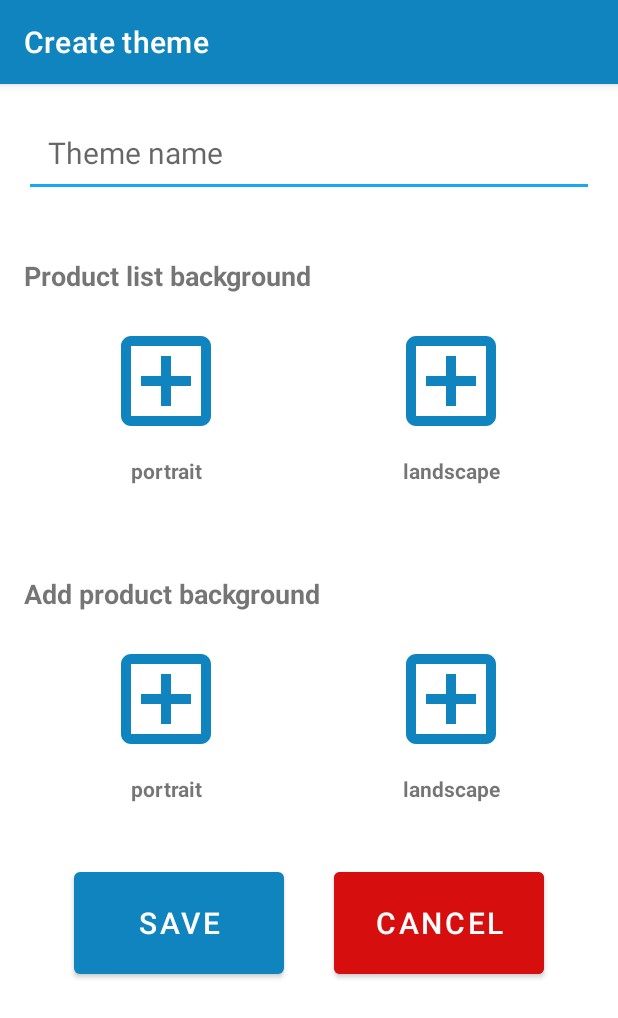
After one commit to natalia-mus/ShoppingList, an Android app: the CreateThemeActivity screen opened directly, with no data from a screen before it, on a phone screen of 412 x 824 dp. The commit adds this screen. Shown: the top 1018 px of the screen. Run offline under Robolectric (Android 15) with nearby library versions, the phone set to English and light mode, and no system bars.

Commit message:
Add theme renamed to Create theme

```diff
--- a/app/src/main/AndroidManifest.xml
+++ b/app/src/main/AndroidManifest.xml
@@ -25,8 +25,8 @@
             android:name=".view.ThemesActivity"
             android:label="@string/menu_item_themes" />
         <activity
-            android:name=".view.AddThemeActivity"
-            android:label="@string/add_theme" />
+            android:name=".view.CreateThemeActivity"
+            android:label="@string/create_theme" />
     </application>
 
 </manifest>
--- /dev/null
+++ b/app/src/main/java/com/example/shoppinglist/view/CreateThemeActivity.kt
@@ -0,0 +1,13 @@
+package com.example.shoppinglist.view
+
+import android.os.Bundle
+import androidx.appcompat.app.AppCompatActivity
+import com.example.shoppinglist.R
+
+class CreateThemeActivity : AppCompatActivity() {
+
+    override fun onCreate(savedInstanceState: Bundle?) {
+        super.onCreate(savedInstanceState)
+        setContentView(R.layout.activity_create_theme)
+    }
+}
--- a/app/src/main/java/com/example/shoppinglist/view/ThemesActivity.kt
+++ b/app/src/main/java/com/example/shoppinglist/view/ThemesActivity.kt
@@ -30,8 +30,8 @@ class ThemesActivity : AppCompatActivity(), ThemesActivityContract.ThemesActivit
             themes_list.layoutManager = LinearLayoutManager(this)
             themes_list.adapter = ThemesAdapter(this, themes, selectedThemeType, this)
 
-            themes_add_theme.setOnClickListener {
-                val intent = Intent(this, AddThemeActivity::class.java)
+            themes_create_theme.setOnClickListener {
+                val intent = Intent(this, CreateThemeActivity::class.java)
                 startActivity(intent)
             }
 
--- /dev/null
+++ b/app/src/main/res/drawable/ic_create_theme.xml
@@ -0,0 +1,5 @@
+<vector android:height="24dp" android:tint="#0F84BF"
+    android:viewportHeight="24" android:viewportWidth="24"
+    android:width="24dp" xmlns:android="http://schemas.android.com/apk/res/android">
+    <path android:fillColor="@android:color/white" android:pathData="M19,3L5,3c-1.11,0 -2,0.9 -2,2v14c0,1.1 0.89,2 2,2h14c1.1,0 2,-0.9 2,-2L21,5c0,-1.1 -0.9,-2 -2,-2zM19,19L5,19L5,5h14v14zM11,17h2v-4h4v-2h-4L13,7h-2v4L7,11v2h4z"/>
+</vector>
--- /dev/null
+++ b/app/src/main/res/layout/activity_create_theme.xml
@@ -0,0 +1,188 @@
+<?xml version="1.0" encoding="utf-8"?>
+<ScrollView xmlns:android="http://schemas.android.com/apk/res/android"
+    xmlns:app="http://schemas.android.com/apk/res-auto"
+    android:layout_width="match_parent"
+    android:layout_height="match_parent">
+
+    <androidx.constraintlayout.widget.ConstraintLayout
+        android:layout_width="match_parent"
+        android:layout_height="wrap_content"
+        android:padding="16dp">
+
+        <EditText
+            android:id="@+id/create_theme_name"
+            android:layout_width="match_parent"
+            android:layout_height="wrap_content"
+            android:hint="@string/theme_name"
+            android:padding="16dp"
+            android:textSize="20sp"
+            app:layout_constraintTop_toTopOf="parent" />
+
+        <TextView
+            android:id="@+id/create_theme_product_list"
+            android:layout_width="wrap_content"
+            android:layout_height="wrap_content"
+            android:layout_marginTop="40dp"
+            android:text="@string/product_list_background"
+            android:textSize="18sp"
+            android:textStyle="bold"
+            app:layout_constraintStart_toStartOf="parent"
+            app:layout_constraintTop_toBottomOf="@id/create_theme_name" />
+
+        <LinearLayout
+            android:id="@+id/create_theme_product_list_backgrounds"
+            android:layout_width="match_parent"
+            android:layout_height="wrap_content"
+            android:layout_marginTop="8dp"
+            android:orientation="horizontal"
+            android:weightSum="2"
+            app:layout_constraintTop_toBottomOf="@+id/create_theme_product_list">
+
+            <LinearLayout
+                android:layout_width="wrap_content"
+                android:layout_height="wrap_content"
+                android:layout_weight="1"
+                android:gravity="center"
+                android:orientation="vertical">
+
+                <ImageView
+                    android:id="@+id/create_theme_product_list_portrait"
+                    android:layout_width="80dp"
+                    android:layout_height="80dp"
+                    android:layout_gravity="center"
+                    android:layout_margin="10dp"
+                    android:scaleType="centerCrop"
+                    android:src="@drawable/ic_create_theme" />
+
+                <TextView
+                    android:layout_width="match_parent"
+                    android:layout_height="wrap_content"
+                    android:gravity="center"
+                    android:text="@string/portrait"
+                    android:textSize="14sp"
+                    android:textStyle="bold"
+                    app:layout_constraintStart_toStartOf="parent"
+                    app:layout_constraintTop_toTopOf="parent" />
+
+            </LinearLayout>
+
+            <LinearLayout
+                android:layout_width="wrap_content"
+                android:layout_height="wrap_content"
+                android:layout_weight="1"
+                android:gravity="center"
+                android:orientation="vertical">
+
+                <ImageView
+                    android:id="@+id/create_theme_product_list_landscape"
+                    android:layout_width="80dp"
+                    android:layout_height="80dp"
+                    android:layout_gravity="center"
+                    android:layout_margin="10dp"
+                    android:scaleType="centerCrop"
+                    android:src="@drawable/ic_create_theme" />
+
+                <TextView
+                    android:layout_width="match_parent"
+                    android:layout_height="wrap_content"
+                    android:gravity="center"
+                    android:text="@string/landscape"
+                    android:textSize="14sp"
+                    android:textStyle="bold"
+                    app:layout_constraintStart_toStartOf="parent"
+                    app:layout_constraintTop_toTopOf="parent" />
+
+            </LinearLayout>
+
+        </LinearLayout>
+
+        <TextView
+            android:id="@+id/create_theme_add_product"
+            android:layout_width="wrap_content"
+            android:layout_height="wrap_content"
+            android:layout_marginTop="60dp"
+            android:text="@string/add_product_background"
+            android:textSize="18sp"
+            android:textStyle="bold"
+            app:layout_constraintStart_toStartOf="parent"
+            app:layout_constraintTop_toBottomOf="@id/create_theme_product_list_backgrounds" />
+
+        <LinearLayout
+            android:id="@+id/create_theme_add_product_backgrounds"
+            android:layout_width="match_parent"
+            android:layout_height="wrap_content"
+            android:layout_marginTop="8dp"
+            android:orientation="horizontal"
+            android:weightSum="2"
+            app:layout_constraintTop_toBottomOf="@+id/create_theme_add_product">
+
+            <LinearLayout
+                android:layout_width="wrap_content"
+                android:layout_height="wrap_content"
+                android:layout_weight="1"
+                android:gravity="center"
+                android:orientation="vertical">
+
+                <ImageView
+                    android:id="@+id/create_theme_add_product_portrait"
+                    android:layout_width="80dp"
+                    android:layout_height="80dp"
+                    android:layout_gravity="center"
+                    android:layout_margin="10dp"
+                    android:scaleType="centerCrop"
+                    android:src="@drawable/ic_create_theme" />
+
+                <TextView
+                    android:layout_width="match_parent"
+                    android:layout_height="wrap_content"
+                    android:gravity="center"
+                    android:text="@string/portrait"
+                    android:textSize="14sp"
+                    android:textStyle="bold"
+                    app:layout_constraintStart_toStartOf="parent"
+                    app:layout_constraintTop_toTopOf="parent" />
+
+            </LinearLayout>
+
+            <LinearLayout
+                android:layout_width="wrap_content"
+                android:layout_height="wrap_content"
+                android:layout_weight="1"
+                android:gravity="center"
+                android:orientation="vertical">
+
+                <ImageView
+                    android:id="@+id/create_theme_add_product_landscape"
+                    android:layout_width="80dp"
+                    android:layout_height="80dp"
+                    android:layout_gravity="center"
+                    android:layout_margin="10dp"
+                    android:scaleType="centerCrop"
+                    android:src="@drawable/ic_create_theme" />
+
+                <TextView
+                    android:layout_width="match_parent"
+                    android:layout_height="wrap_content"
+                    android:gravity="center"
+                    android:text="@string/landscape"
+                    android:textSize="14sp"
+                    android:textStyle="bold"
+                    app:layout_constraintStart_toStartOf="parent"
+                    app:layout_constraintTop_toTopOf="parent" />
+
+            </LinearLayout>
+
+        </LinearLayout>
+
+        <include
+            android:id="@+id/buttons_section"
+            layout="@layout/buttons_section"
+            android:layout_width="match_parent"
+            android:layout_height="@dimen/buttons_section_height"
+            android:layout_marginTop="30dp"
+            app:layout_constraintBottom_toBottomOf="parent"
+            app:layout_constraintTop_toBottomOf="@id/create_theme_add_product_backgrounds" />
+
+    </androidx.constraintlayout.widget.ConstraintLayout>
+
+</ScrollView>
--- a/app/src/main/res/layout/activity_themes.xml
+++ b/app/src/main/res/layout/activity_themes.xml
@@ -24,7 +24,7 @@
                 app:layout_constraintTop_toTopOf="parent" />
 
             <LinearLayout
-                android:id="@+id/themes_add_theme"
+                android:id="@+id/themes_create_theme"
                 android:layout_width="match_parent"
                 android:layout_height="wrap_content"
                 android:layout_margin="6dp"
@@ -38,7 +38,7 @@
                     android:layout_height="80dp"
                     android:layout_margin="10dp"
                     android:scaleType="centerCrop"
-                    android:src="@drawable/ic_add_theme" />
+                    android:src="@drawable/ic_create_theme" />
 
                 <TextView
                     android:id="@+id/theme_name"
@@ -46,7 +46,7 @@
                     android:layout_height="wrap_content"
                     android:layout_gravity="center_vertical"
                     android:layout_marginStart="4dp"
-                    android:text="@string/add_theme_lowercase"
+                    android:text="@string/create_theme_lowercase"
                     android:textColor="@drawable/option_item_text"
                     android:textSize="24sp"
                     android:textStyle="bold" />
--- a/app/src/main/res/values/strings.xml
+++ b/app/src/main/res/values/strings.xml
@@ -18,8 +18,8 @@
     <string name="theme_marketplace">Marketplace</string>
     <string name="theme_fashion">Fashion</string>
     <string name="theme_christmas">Christmas</string>
-    <string name="add_theme">Add theme</string>
-    <string name="add_theme_lowercase">add theme</string>
+    <string name="create_theme">Create theme</string>
+    <string name="create_theme_lowercase">create theme</string>
     <string name="portrait">portrait</string>
     <string name="landscape">landscape</string>
     <string name="product_list_background">Product list background</string>
```
